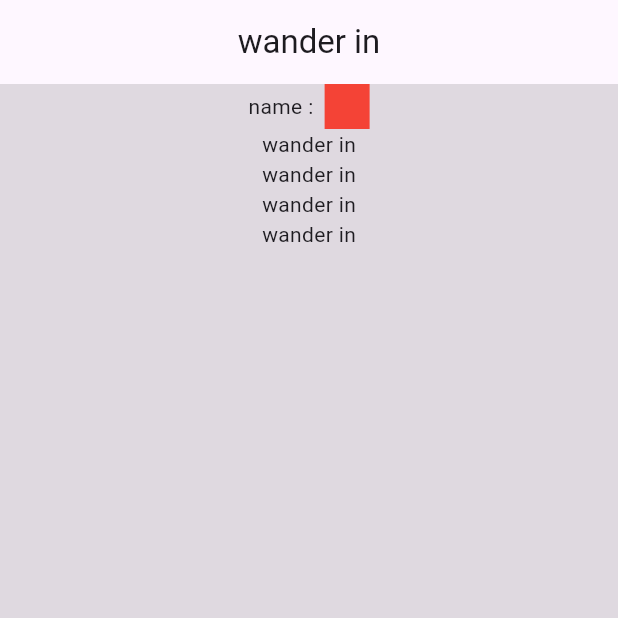
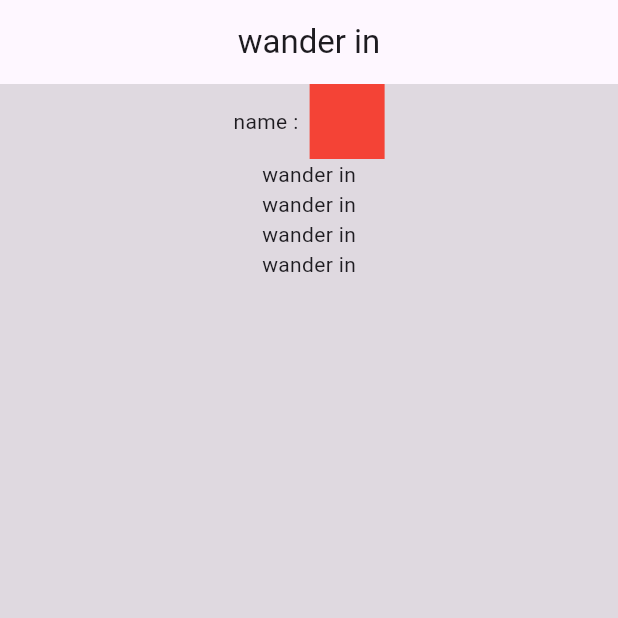
Before and after one commit to mishal4583/wander-in-flutter, a Flutter app: the screen it shows after launch, on a phone screen of 412 x 824 dp, the top half of it. Run offline on Flutter 3.47's test engine with Material 3 defaults, Android fonts, the phone set to English and light mode, and no system bars.

Commit message:
container height changed

```diff
--- a/lib/home.dart
+++ b/lib/home.dart
@@ -26,8 +26,8 @@ class _HomePageState extends State<HomePage> {
               children: [
                 const Text('name :  '),
                 Container(
-                  height: 30,
-                  width: 30,
+                  height: 50,
+                  width: 50,
                   color: Colors.red,
                 )
               ],
```
